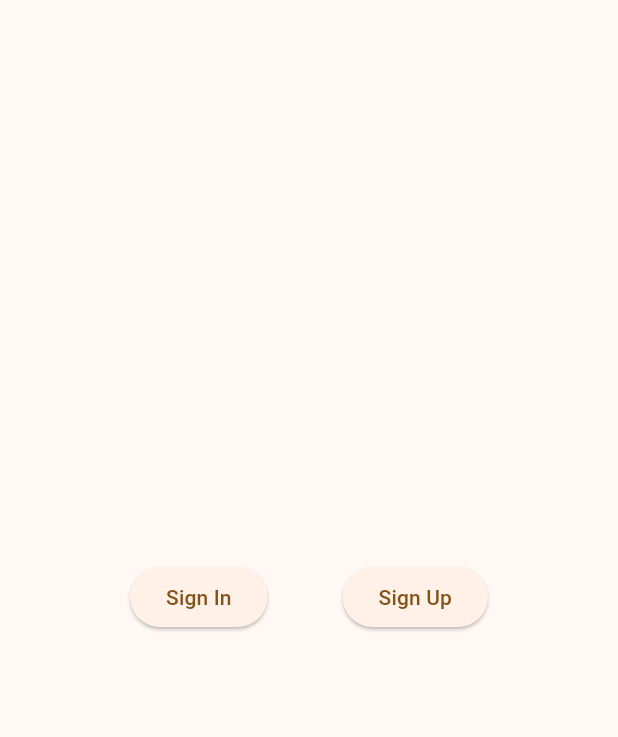
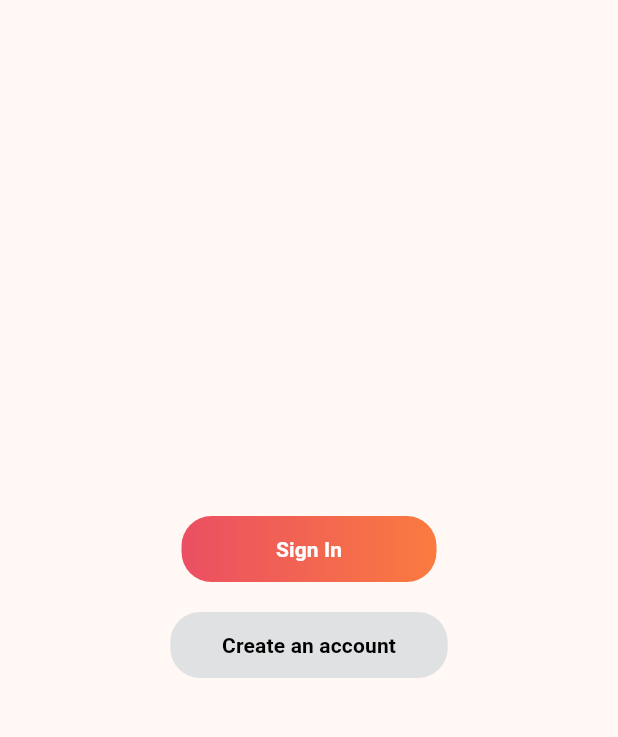
Before and after one commit to Dinithi-Hasanika/Asgardeo-Flutter-APP, a Flutter app: the screen it shows after launch, on a phone screen of 412 x 824 dp, the part 63-800 px from its top. Run offline on Flutter 3.47's test engine with Material 2 defaults, Android fonts, the phone set to English and light mode, and no system bars; missing offline and left inert: flutter_appauth.

Commit message:
add button oxygen-ui styling

```diff
--- a/lib/pages/loginPage.dart
+++ b/lib/pages/loginPage.dart
@@ -10,20 +10,42 @@ class LogInPage extends StatelessWidget {
   Widget build(BuildContext context) {
     return Center(
 
-      child: Row(
+      child: Column(
           mainAxisAlignment: MainAxisAlignment.center,
-          children: [ElevatedButton(
+          children: [Container(
+            height: 44.0,
+            width: 170.0,
+            decoration: BoxDecoration(
+                gradient: LinearGradient(
+                    colors: <Color>[Color(0xffeb4f63), Color(0xfffa7b3f)]
+                ),
+                borderRadius: BorderRadius.circular(20)),
+            child: ElevatedButton(
               onPressed: () async {
                 await loginFunction();
               },
-            child: Text('Sign In'),
+              style: ElevatedButton.styleFrom(
+                  backgroundColor: Colors.transparent,
+                  shadowColor: Colors.transparent),
+              child: Text('Sign In', style: TextStyle(color: Colors.white, fontWeight: FontWeight.bold),),
             ),
-            SizedBox(width: 50),
-            ElevatedButton(
+          ),
+            SizedBox(height: 20),
+            Container(
+              height: 44.0,
+              width: 185.0,
+              decoration: BoxDecoration(
+                  color: Color(0xffe0e1e2),
+                  borderRadius: BorderRadius.circular(20)),
+              child: ElevatedButton(
                 onPressed: () async {
                   await signUpFunction();
                 },
-              child: Text('Sign Up'),
+                style: ElevatedButton.styleFrom(
+                    backgroundColor: Colors.transparent,
+                    shadowColor: Colors.transparent),
+                child: Text('Create an account', style: TextStyle(color: Colors.black, fontWeight: FontWeight.bold),),
+              ),
             ),
           ]
       ),
```
Lines whose indentation alone changed are shown as unchanged.
